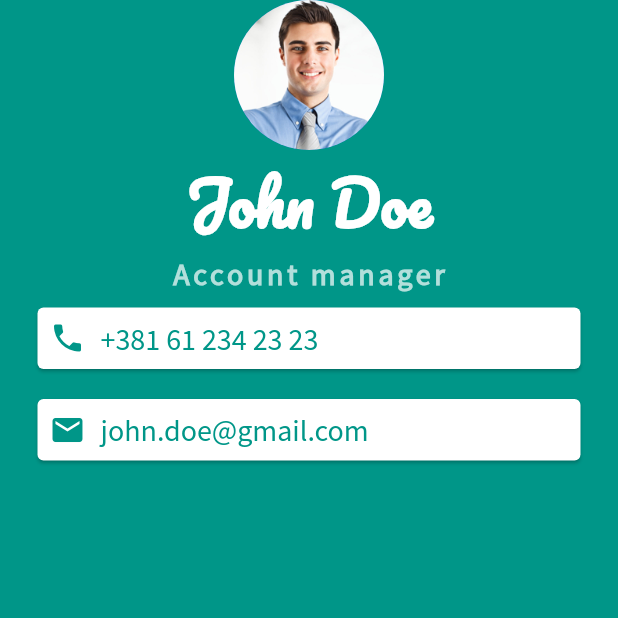
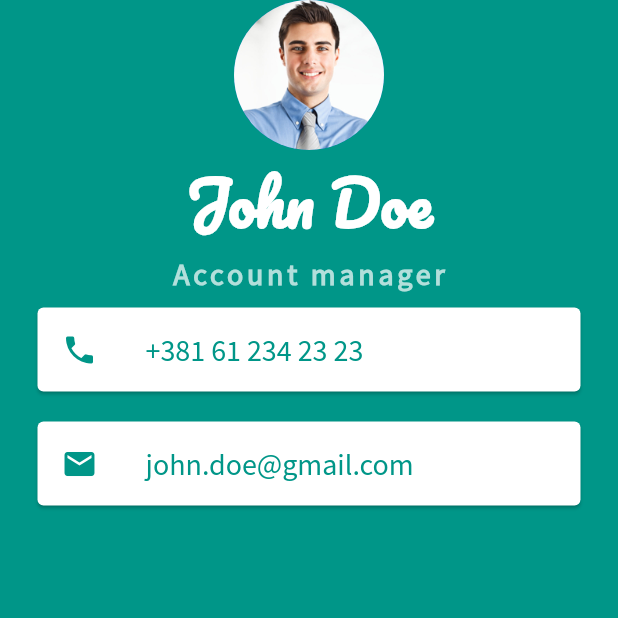
Before and after one commit to stefan-sentic/flutter_learning, a Flutter app: the screen it shows after launch, on a phone screen of 412 x 824 dp, the top half of it. Run offline on Flutter 3.47's test engine with Material 2 defaults, Android fonts, the light colour scheme and no system bars.

Commit message:
implement mi-card using Card+ListTile widget

```diff
--- a/lib/main.dart
+++ b/lib/main.dart
@@ -38,55 +38,31 @@ class MiCardApp extends StatelessWidget {
                 ),
                 const Card(
                   margin: EdgeInsets.symmetric(horizontal: 25, vertical: 10),
-                child: Padding(
-                  padding: EdgeInsets.all(8.0),
-                  child: Row(
-                    children: [
-                      Icon(
-                        Icons.phone,
-                        color: Colors.teal,
-                      ),
-                      SizedBox(
-                        width: 10,
-                      ),
-                      Text(
+                  child: ListTile(
+                    leading: Icon(Icons.phone, color: Colors.teal),
+                    title: Text(
                       '+381 61 234 23 23',
                       style: TextStyle(
+                          fontSize: 20,
                           fontFamily: 'Source Sans Pro',
-                          fontSize: 20,
-                          color: Colors.teal,
-                        ),
-                      )
-                    ],
+                          color: Colors.teal),
                     ),
                   ),
                 ),
                 const Card(
                   margin: EdgeInsets.symmetric(horizontal: 25, vertical: 10),
-                child: Padding(
-                  padding: EdgeInsets.all(8.0),
-                  child: Row(
-                    children: [
-                      Icon(
-                        Icons.email,
-                        color: Colors.teal,
-                      ),
-                      SizedBox(
-                        width: 10,
-                      ),
-                      Text(
+                  child: ListTile(
+                    leading: Icon(Icons.email, color: Colors.teal),
+                    title: Text(
                       'john.doe@gmail.com',
                       style: TextStyle(
+                          fontSize: 20,
                           fontFamily: 'Source Sans Pro',
-                          fontSize: 20,
-                          color: Colors.teal,
-                        ),
-                      )
-                    ],
+                          color: Colors.teal),
                     ),
                   ),
                 ),
-            ],
+              ]
           ),
         ),
       ),
```
Lines whose indentation alone changed are shown as unchanged.
